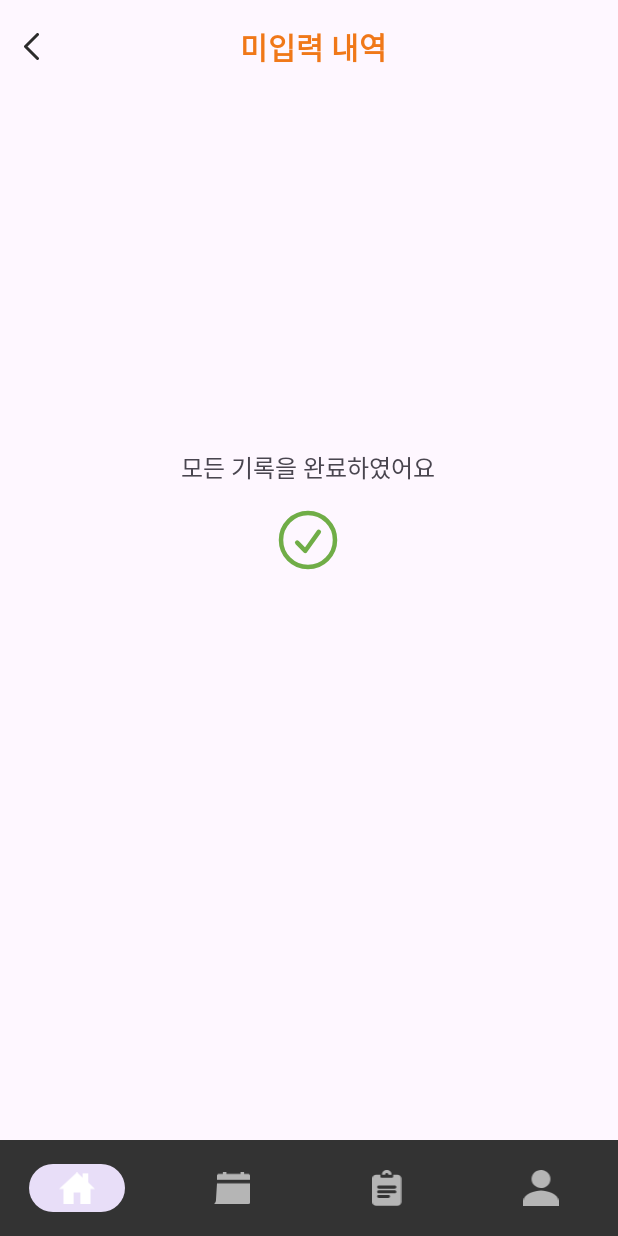
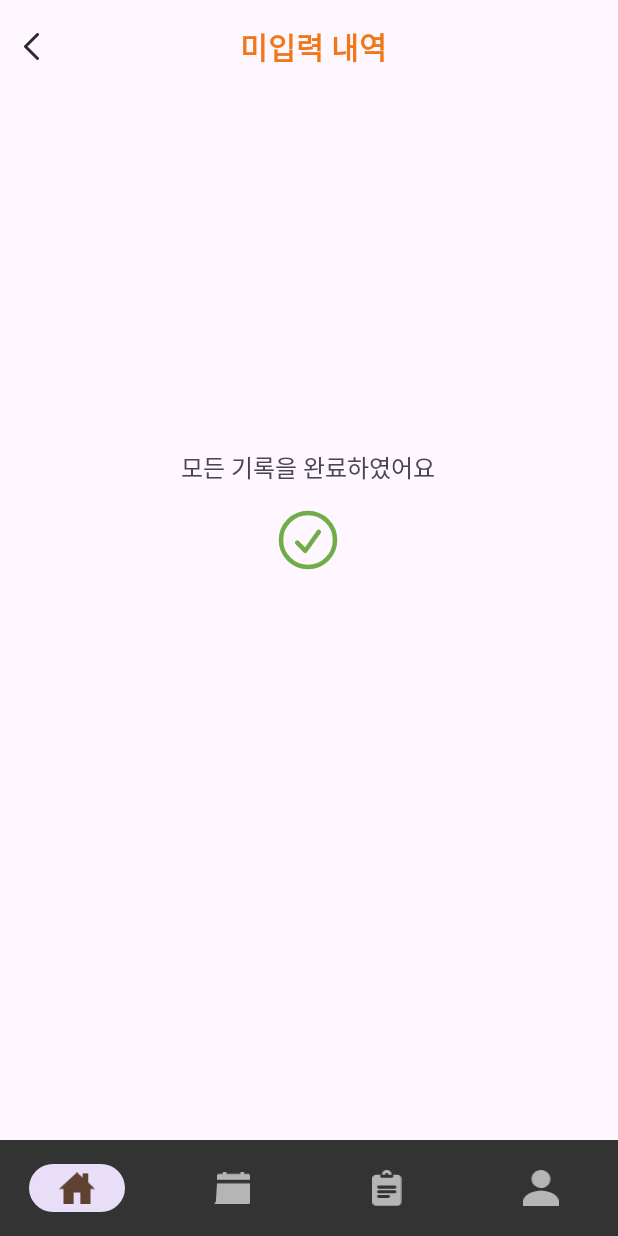
Before and after one commit to yourweather/yourweather-android, an Android app: the AllWrittenActivity screen opened directly, with no data from a screen before it, on a phone screen of 412 x 824 dp. Run offline under Robolectric (Android 15) with nearby library versions, the phone set to English and light mode, and no system bars; Roboto replaces fonts that are not available here.

Commit message:
[refactor] : bnv icon 클릭시 색상 변경

```diff
--- a/app/src/main/res/drawable/menu_selector_color.xml
+++ b/app/src/main/res/drawable/menu_selector_color.xml
@@ -2,7 +2,7 @@
 <selector xmlns:android="http://schemas.android.com/apk/res/android">
     <item
         android:state_checked="true"
-        android:color="@color/white"/>
+        android:color="@color/brown"/>
     <item
         android:color="@color/bnv_icon"/>
 </selector>
```
